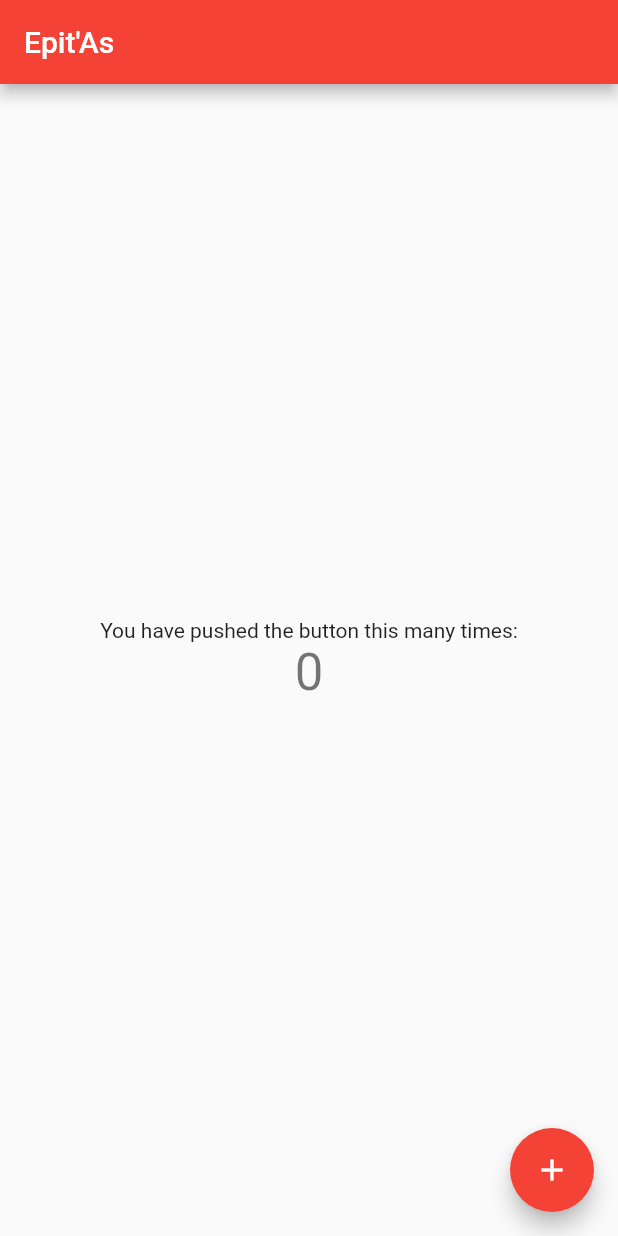
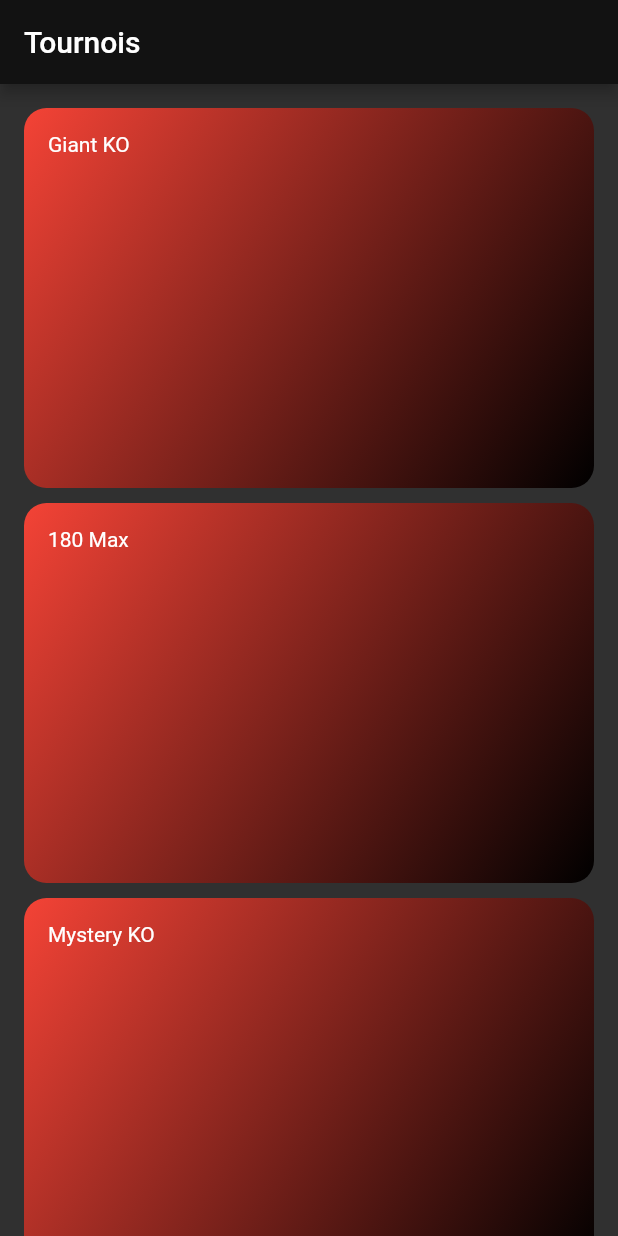
Before and after one commit to Tebion/Epit-as, a Flutter app: the screen it shows after launch, on a phone screen of 412 x 824 dp. Run offline on Flutter 3.47's test engine with Material 2 defaults, Android fonts, the phone set to English and light mode, and no system bars.

Commit message:
Feat (tools + route) : Start of the navigation system + a bit of theming

```diff
--- a/flutter_epitas/lib/main.dart
+++ b/flutter_epitas/lib/main.dart
@@ -1,4 +1,7 @@
 import 'package:flutter/material.dart';
+import 'package:flutter_epitas/screens/tournament_screen.dart';
+import 'package:flutter_epitas/screens/tournaments_overview_screen.dart';
+import 'package:flutter_epitas/tools/color_palette.dart';
 
 void main() {
   runApp(const MyApp());
@@ -13,55 +16,14 @@ class MyApp extends StatelessWidget {
     return MaterialApp(
       title: 'Epit\'As',
       theme: ThemeData(
-        primarySwatch: Colors.red,
-      ),
-      home: const MyHomePage(title: 'Epit\'As'),
+          primarySwatch: Palette.primarySwatch,
+          colorScheme:
+              const ColorScheme.dark()), //TODO: Improve the ColorScheme
+      home: TournamentsOverview(),
+      routes: {
+        //Main Screens
+        TournamentScreen.routeName: (context) => const TournamentScreen(),
+      },
     );
   }
 }
-
-class MyHomePage extends StatefulWidget {
-  const MyHomePage({super.key, required this.title});
-  final String title;
-
-  @override
-  State<MyHomePage> createState() => _MyHomePageState();
-}
-
-class _MyHomePageState extends State<MyHomePage> {
-  int _counter = 0;
-
-  void _incrementCounter() {
-    setState(() {
-      _counter++;
-    });
-  }
-
-  @override
-  Widget build(BuildContext context) {
-    return Scaffold(
-      appBar: AppBar(
-        title: Text(widget.title),
-      ),
-      body: Center(
-        child: Column(
-          mainAxisAlignment: MainAxisAlignment.center,
-          children: <Widget>[
-            const Text(
-              'You have pushed the button this many times:',
-            ),
-            Text(
-              '$_counter',
-              style: Theme.of(context).textTheme.headlineMedium,
-            ),
-          ],
-        ),
-      ),
-      floatingActionButton: FloatingActionButton(
-        onPressed: _incrementCounter,
-        tooltip: 'Increment',
-        child: const Icon(Icons.add),
-      ),
-    );
-  }
-}
--- a/flutter_epitas/lib/models/player.dart
+++ b/flutter_epitas/lib/models/player.dart
@@ -1,17 +1,15 @@
-import 'package:flutter/foundation.dart';
-
 class Player {
   final String id;
   final String name;
-  final String family_name;
+  final String familyName;
   final String email;
-  String phone_number;
+  String phoneNumber;
 
   Player({
     required this.id,
     required this.email,
     required this.name,
-    required this.family_name,
-    this.phone_number = '',
+    required this.familyName,
+    this.phoneNumber = '',
   });
 }
--- a/flutter_epitas/lib/models/table.dart
+++ b/flutter_epitas/lib/models/table.dart
@@ -1,17 +1,18 @@
-import 'package:flutter/foundation.dart';
+import 'package:flutter_epitas/models/player.dart';
 
-class Tables {
+class Table {
   final String id;
   final String title;
-  final int total_nb_place;
+  final int totalNbPlace;
+  List<Player> players = List.empty(growable: true); //DOUBT
   int place;
-  bool is_full;
+  bool isFull;
 
-  Tables({
+  Table({
     required this.id,
     required this.title,
-    required this.total_nb_place,
+    required this.totalNbPlace,
     this.place = 0,
-    this.is_full = false,
+    this.isFull = false,
   });
 }
--- /dev/null
+++ b/flutter_epitas/lib/models/tournament.dart
@@ -0,0 +1,13 @@
+import 'package:flutter_epitas/models/table.dart';
+
+class Tournament {
+  final String id;
+  final String title;
+
+  List<Table> tables = List.empty(growable: true); //DOUBT
+
+  Tournament({
+    required this.id,
+    required this.title,
+  });
+}
--- /dev/null
+++ b/flutter_epitas/lib/screens/tournaments_overview_screen.dart
@@ -0,0 +1,46 @@
+import 'package:flutter/material.dart';
+import 'package:flutter_epitas/models/tournament.dart';
+import 'package:flutter_epitas/tools/constant.dart';
+import 'package:flutter_epitas/tools/responsive.dart';
+import 'package:flutter_epitas/widget/tournament_item.dart';
+
+class TournamentsOverview extends StatelessWidget {
+  /*const*/ TournamentsOverview({super.key});
+  // TODO : Fix this const shit
+
+  // TODO Add providers etc...
+  final List<Tournament> tmp = [
+    Tournament(id: "t1", title: "Giant KO"),
+    Tournament(id: "t2", title: "180 Max"),
+    Tournament(id: "t3", title: "Mystery KO"),
+    Tournament(id: "t4", title: "Highroller"),
+    Tournament(id: "t5", title: "MonsterStack"),
+    Tournament(id: "t6", title: "Kill the fish"),
+  ];
+
+  @override
+  Widget build(BuildContext context) {
+    return SafeArea(
+      child: Scaffold(
+        appBar: AppBar(
+          title: const Text("Tournois"),
+        ),
+        body: GridView.builder(
+          padding: const EdgeInsets.all(normalPadding),
+          itemCount: tmp.length,
+          gridDelegate: SliverGridDelegateWithFixedCrossAxisCount(
+              crossAxisCount:
+                  !Responsive.isWindows() || Responsive.isSmallSc(context)
+                      ? 1
+                      : 2,
+              childAspectRatio: 3 / 2,
+              crossAxisSpacing: 10,
+              mainAxisSpacing: 10),
+          itemBuilder: (context, i) => TournamentItem(
+            tournament: tmp[i],
+          ),
+        ),
+      ),
+    );
+  }
+}
--- /dev/null
+++ b/flutter_epitas/lib/tools/color_palette.dart
@@ -0,0 +1,23 @@
+//Packages
+import 'package:flutter/material.dart';
+
+class Palette {
+  static const MaterialColor primarySwatch = MaterialColor(
+    0xFFE53012,
+    <int, Color>{
+      100: Color(0xFFF7C1B8),
+      200: Color(0xFFF29889),
+      300: Color(0xFFED6E59),
+      400: Color(0xFFE8452A),
+      500: Color(0xFFE53012),
+      600: Color(0xFFCE2B10),
+      700: Color(0xFFA0220D),
+      800: Color(0xFF731809),
+      900: Color(0xFF450E05),
+    },
+  );
+
+  static const Color accentColor = Color.fromRGBO(255, 255, 255, 1);
+  static const Color buttonColor = Color.fromRGBO(178, 179, 183, 1);
+  static const Color backgroundColor = Color.fromRGBO(30, 30, 30, 1);
+}
--- /dev/null
+++ b/flutter_epitas/lib/tools/constant.dart
@@ -0,0 +1,5 @@
+//Useful constant
+
+const double smallPadding = 8.0;
+const double normalPadding = 16.0;
+const double largePadding = 24.0;
--- /dev/null
+++ b/flutter_epitas/lib/widget/tournament_item.dart
@@ -0,0 +1,38 @@
+import 'package:flutter/material.dart';
+import 'package:flutter_epitas/models/tournament.dart';
+import 'package:flutter_epitas/screens/tournament_screen.dart';
+import 'package:flutter_epitas/tools/constant.dart';
+
+class TournamentItem extends StatelessWidget {
+  final Tournament tournament;
+  const TournamentItem({
+    super.key,
+    required this.tournament,
+  });
+
+  @override
+  Widget build(BuildContext context) {
+    return InkWell(
+      onTap: () => Navigator.of(context).pushNamed(
+        TournamentScreen.routeName,
+        arguments: {
+          'tournament': tournament,
+        },
+      ),
+      borderRadius: BorderRadius.circular(15),
+      splashColor: Theme.of(context).primaryColor,
+      child: Container(
+        padding: const EdgeInsets.all(normalPadding),
+        decoration: BoxDecoration(
+          gradient: const LinearGradient(
+            colors: [Colors.red, Colors.black],
+            begin: Alignment.topLeft,
+            end: Alignment.bottomRight,
+          ),
+          borderRadius: BorderRadius.circular(15),
+        ),
+        child: Text(tournament.title),
+      ),
+    );
+  }
+}
```
Also changed, not shown: flutter_epitas/lib/screens/tournament_screen.dart (+17 -3 lines), flutter_epitas/lib/tools/responsive.dart (added, +85 -0 lines).
